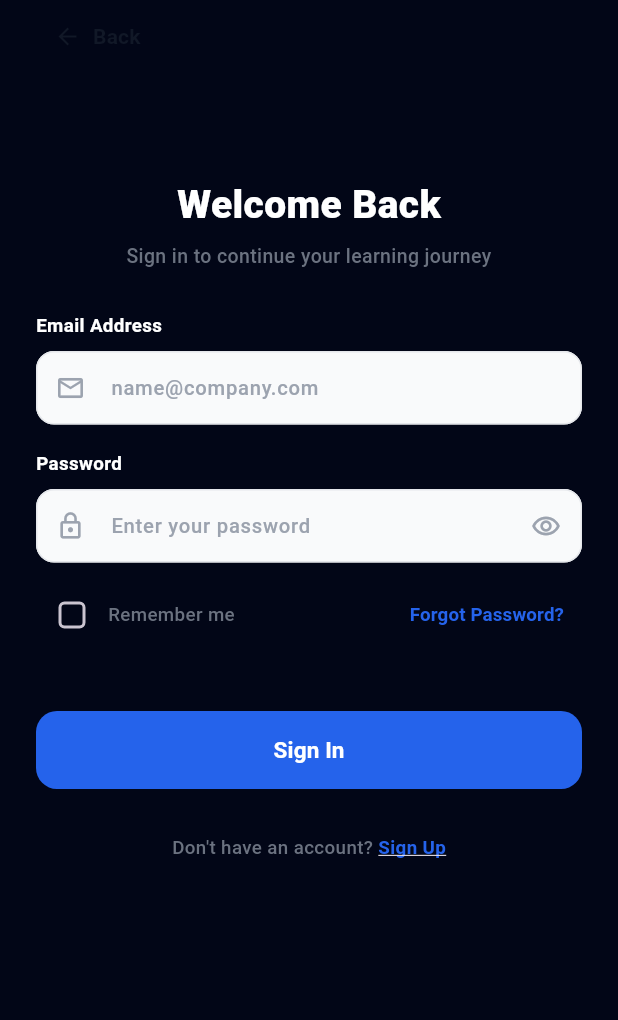
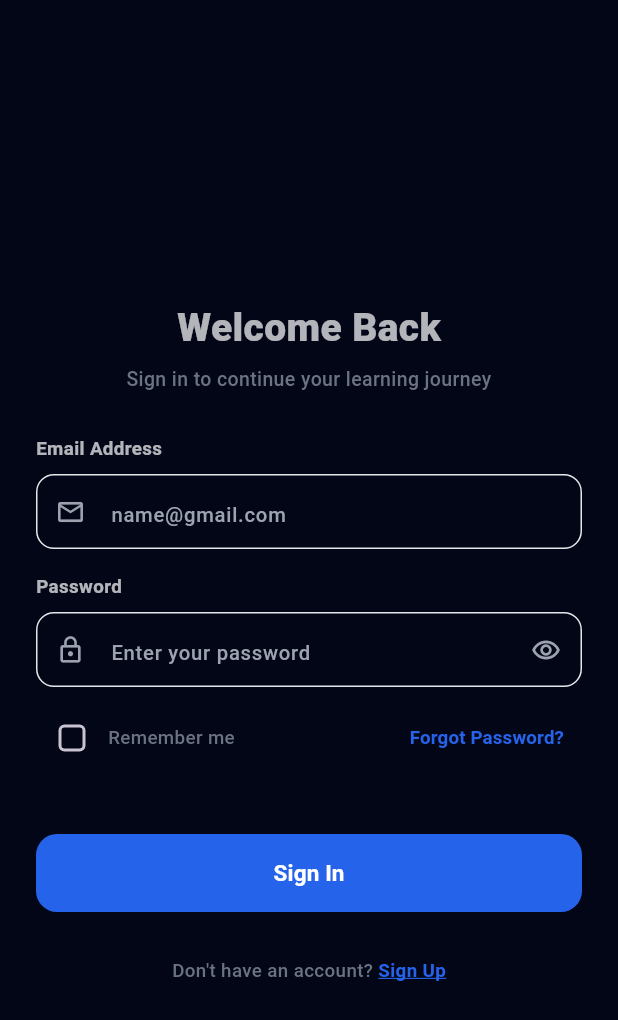
Before and after one commit to mohamed-Ihab55/machinfy_agent, a Flutter app: the screen it shows after launch, after a tap on "Sign In", on a phone screen of 412 x 824 dp. Shown: the top 1020 px of the screen. Run offline on Flutter 3.47's test engine with Material 3 defaults, Android fonts, the phone set to English and light mode, and no system bars; our stand-ins replace bloc, equatable, firebase_auth, firebase_core, flutter_bloc; accounts and stored records are empty.

Commit message:
refactor dark mode in all app

```diff
--- a/lib/core/constants.dart
+++ b/lib/core/constants.dart
@@ -18,12 +18,9 @@
 
 const kErrorColor = Color(0xFFEF4444);
 
-// ============ Dark Theme Colors ============
-/// Main dark background for scaffolds and app bars
+
 const kDarkBackgroundColor = Color(0xFF020617);
 
-/// Default surface/container color in dark mode (primary with opacity)
-const kDarkSurfaceColor = Color(0x290066CC); // kPrimaryColor with ~16% opacity
+const kDarkSurfaceColor = Color(0x290066CC);
 
-/// Dialog background in dark mode (slightly stronger surface)
-const kDarkDialogColor = Color(0x330066CC); // kPrimaryColor with ~20% opacity
+const kDarkDialogColor = Color(0x330066CC);
--- a/lib/core/theme/app_theme.dart
+++ b/lib/core/theme/app_theme.dart
@@ -5,11 +5,29 @@
   static ThemeData get lightTheme {
     final base = ThemeData.light();
     return base.copyWith(
+      textTheme: base.textTheme.copyWith(
+        bodyLarge: const TextStyle(
+          fontSize: 16,
+          fontWeight: FontWeight.w500,
+          color: kTextColor,
+        ),
+        bodyMedium: const TextStyle(fontSize: 14, color: kTextColor),
+        headlineMedium: const TextStyle(
+          fontSize: 18,
+          fontWeight: FontWeight.w500,
+          color: kPrimaryColor,
+        ),
+      ),
+      iconTheme: base.iconTheme.copyWith(color: kPrimaryColor),
       scaffoldBackgroundColor: kBackgroundColor,
       primaryColor: kPrimaryColor,
       colorScheme: base.colorScheme.copyWith(
         primary: kPrimaryColor,
         secondary: kSecondaryColor,
+        tertiary: kBorderTextField!.withValues(alpha: 0.3),
+
+        surface: Colors.blueGrey[50],
+        onSurface: kTextColor,
         brightness: Brightness.light,
       ),
       appBarTheme: const AppBarTheme(
@@ -23,12 +41,26 @@
   static ThemeData get darkTheme {
     final base = ThemeData.dark();
     return base.copyWith(
+      textTheme: base.textTheme.copyWith(
+        bodyLarge: const TextStyle(
+          fontSize: 16,
+          fontWeight: FontWeight.w500,
+          color: Colors.white,
+        ),
+        bodyMedium: const TextStyle(fontSize: 14, color: Colors.white70),
+        headlineMedium: const TextStyle(
+          fontSize: 18,
+          fontWeight: FontWeight.w500,
+          color: Colors.white,
+        ),
+      ),
       // Deep navy background for a professional dark look
       scaffoldBackgroundColor: kDarkBackgroundColor,
       primaryColor: kPrimaryColor,
       colorScheme: base.colorScheme.copyWith(
-        primary: kPrimaryColor,
+        primary: kPrimaryColor.withValues(alpha: 0.2),
         secondary: kSecondaryColor,
+        tertiary: kBorderTextField!.withValues(alpha: 0.3),
         brightness: Brightness.dark,
         surface: kDarkSurfaceColor,
         onSurface: Colors.white,
@@ -48,16 +80,10 @@
         iconColor: Colors.white70,
         textColor: Colors.white,
       ),
-      textTheme: base.textTheme.apply(
-        bodyColor: Colors.white,
-        displayColor: Colors.white,
-      ),
       inputDecorationTheme: base.inputDecorationTheme.copyWith(
         filled: true,
         fillColor: kDarkSurfaceColor,
-        hintStyle: base.textTheme.bodyMedium?.copyWith(
-          color: Colors.white70,
-        ),
+        hintStyle: base.textTheme.bodyMedium?.copyWith(color: Colors.black),
         enabledBorder: OutlineInputBorder(
           borderRadius: BorderRadius.circular(12),
           borderSide: BorderSide(color: Colors.white.withValues(alpha: 0.2)),
@@ -67,9 +93,7 @@
           borderSide: const BorderSide(color: kPrimaryColor, width: 1.4),
         ),
       ),
-      dialogTheme: DialogThemeData(
-        backgroundColor: kDarkDialogColor,
-      ),
+      dialogTheme: DialogThemeData(backgroundColor: kDarkDialogColor),
     );
   }
 }
--- a/lib/core/typography.dart
+++ b/lib/core/typography.dart
@@ -13,15 +13,9 @@
   );
 
   // ================= BODY =================
-  static const bodyLarge = TextStyle(
-    fontSize: 18,
-    fontWeight: FontWeight.w600,
-  );
+  static const bodyLarge = TextStyle(fontSize: 18, fontWeight: FontWeight.w600);
 
-  static const bodysmall = TextStyle(
-    fontSize: 14,
-    fontWeight: FontWeight.w500,
-  );
+  static const bodysmall = TextStyle(fontSize: 14, fontWeight: FontWeight.w500);
 
   // ================= SUBTITLES =================
   static const subTitle = TextStyle(
@@ -71,6 +65,7 @@
   static const fieldText = TextStyle(
     fontSize: 14,
     fontWeight: FontWeight.w500,
+    color: Colors.black,
   );
 
   static const fieldHint = TextStyle(
--- a/lib/core/utils/text_button_icon.dart
+++ /dev/null
@@ -1,17 +0,0 @@
-import 'package:flutter/material.dart';
-
-class TextButtonIcon extends StatelessWidget {
-  const TextButtonIcon({super.key});
-
-  @override
-  Widget build(BuildContext context) {
-    return TextButton.icon(
-      onPressed: () => Navigator.pop(context),
-      icon: const Icon(Icons.arrow_back, size: 18, color: Color(0xFF111827)),
-      label: const Text(
-        'Back',
-        style: TextStyle(color: Color(0xFF111827), fontWeight: FontWeight.w600),
-      ),
-    );
-  }
-}
--- a/lib/features/authentication/presentation/widgets/auth_text_field.dart
+++ b/lib/features/authentication/presentation/widgets/auth_text_field.dart
@@ -46,12 +46,12 @@
             keyboardType: keyboardType,
             obscureText: obscureText,
             onChanged: onChanged,
-            style: Style.fieldText,
+            style: Theme.of(context).textTheme.bodyLarge,
             decoration: InputDecoration(
               hintText: hint,
               hintStyle: hintStyle ?? Style.fieldHint,
               filled: true,
-              fillColor: kFieldFillColor,
+              fillColor: Colors.transparent,
               contentPadding: const EdgeInsets.symmetric(
                 horizontal: 14,
                 vertical: 14,
--- a/lib/features/authentication/presentation/widgets/login/login_body.dart
+++ b/lib/features/authentication/presentation/widgets/login/login_body.dart
@@ -2,7 +2,6 @@
 import 'package:flutter_bloc/flutter_bloc.dart';
 
 import 'package:machinfy_agent/core/utils/primary_button.dart';
-import 'package:machinfy_agent/core/utils/text_button_icon.dart';
 
 import 'package:machinfy_agent/features/authentication/cubit/login/login_cubit.dart';
 import 'package:machinfy_agent/features/authentication/cubit/login/login_state.dart';
@@ -66,12 +65,7 @@
               child: SingleChildScrollView(
                 child: Column(
                   children: [
-                    const Align(
-                      alignment: Alignment.centerLeft,
-                      child: TextButtonIcon(),
-                    ),
-                    const SizedBox(height: 70),
-
+                    const SizedBox(height: 200),
                     const LoginHeader(),
                     const SizedBox(height: 28),
 
--- a/lib/features/authentication/presentation/widgets/login/login_form.dart
+++ b/lib/features/authentication/presentation/widgets/login/login_form.dart
@@ -1,4 +1,5 @@
 import 'package:flutter/material.dart';
+import 'package:machinfy_agent/core/typography.dart';
 
 import 'package:machinfy_agent/features/authentication/cubit/login/login_state.dart';
 import 'package:machinfy_agent/features/authentication/presentation/widgets/auth_text_field.dart';
@@ -28,7 +29,8 @@
       children: [
         AuthTextField(
           label: 'Email Address',
-          hint: 'name@company.com',
+          hint: 'name@gmail.com',
+          hintStyle: Style.fieldHint,
           controller: emailController,
           prefixIcon: Icons.mail_outline,
           keyboardType: TextInputType.emailAddress,
@@ -39,6 +41,7 @@
         AuthTextField(
           label: 'Password',
           hint: 'Enter your password',
+          hintStyle: Style.fieldHint,
           controller: passwordController,
           prefixIcon: Icons.lock_outline,
           obscureText: state.isPasswordHidden,
--- a/lib/features/authentication/presentation/widgets/profile_body.dart
+++ b/lib/features/authentication/presentation/widgets/profile_body.dart
@@ -156,7 +156,7 @@
                       hintText: 'Tell us about yourself...',
                       hintStyle: Style.fieldHint,
                       filled: true,
-                      fillColor: const Color(0xFFF9FAFB),
+                      fillColor: Colors.transparent,
                       contentPadding: const EdgeInsets.symmetric(
                         horizontal: 14,
                         vertical: 14,
--- a/lib/features/authentication/presentation/widgets/reset_password/reset_password_body.dart
+++ b/lib/features/authentication/presentation/widgets/reset_password/reset_password_body.dart
@@ -2,7 +2,6 @@
 import 'package:flutter_bloc/flutter_bloc.dart';
 
 import 'package:machinfy_agent/core/utils/primary_button.dart';
-import 'package:machinfy_agent/core/utils/text_button_icon.dart';
 
 import 'package:machinfy_agent/features/authentication/cubit/reset_password/reset_password_cubit.dart';
 import 'package:machinfy_agent/features/authentication/cubit/reset_password/reset_password_state.dart';
@@ -57,11 +56,6 @@
               padding: const EdgeInsets.symmetric(horizontal: 24),
               child: Column(
                 children: [
-                  const Align(
-                    alignment: Alignment.centerLeft,
-                    child: TextButtonIcon(),
-                  ),
-
                   const SizedBox(height: 90),
 
                   const ResetPasswordHeader(),
--- a/lib/features/profile/presentation/view/profile_screen.dart
+++ b/lib/features/profile/presentation/view/profile_screen.dart
@@ -92,12 +92,6 @@
                     value: '+20 123 456 7890',
                     onTap: () {},
                   ),
-                  ProfileInfoTile(
-                    icon: Icons.location_on_outlined,
-                    label: 'Location',
-                    value: 'Cairo, Egypt',
-                    onTap: () {},
-                  ),
                 ],
               ),
             ),
--- a/lib/features/welcome_screen/presentation/view/welcome_screen.dart
+++ b/lib/features/welcome_screen/presentation/view/welcome_screen.dart
@@ -43,10 +43,7 @@
 
               const Text(
                 'Machinfy Academy',
-                style: TextStyle(
-                  fontWeight: FontWeight.bold,
-                  fontSize: 28,
-                ),
+                style: TextStyle(fontWeight: FontWeight.bold, fontSize: 28),
                 textAlign: TextAlign.center,
               ),
 
@@ -77,12 +74,12 @@
                 ),
               ),
 
-              const Spacer(flex: 3), // 👈 يزق الأزرار لتحت
-              // 🔹 الأزرار (نفس مكان الصورة)
+              const Spacer(flex: 3),
+
               PrimaryButton(
                 text: 'Sign In',
                 onTap: () {
-                  Navigator.push(
+                  Navigator.pushReplacement(
                     context,
                     MaterialPageRoute(builder: (context) => LoginScreen()),
                   );
@@ -93,7 +90,7 @@
               SecondaryButton(
                 text: 'Create Account',
                 onTap: () {
-                  Navigator.push(
+                  Navigator.pushReplacement(
                     context,
                     MaterialPageRoute(builder: (context) => RegisterScreen()),
                   );
```
Also changed, not shown: lib/features/authentication/presentation/widgets/register_body.dart (+4 -11 lines), lib/features/chat_agent/presentation/widget/chat_bot_screen_body.dart.dart (+6 -4 lines), lib/features/profile/presentation/widgets/profile_info_tile.dart (+5 -6 lines), lib/features/setting/presentation/widgets/about_screen.dart (+20 -8 lines), lib/features/setting/presentation/widgets/storage_screen.dart (+12 -24 lines).
